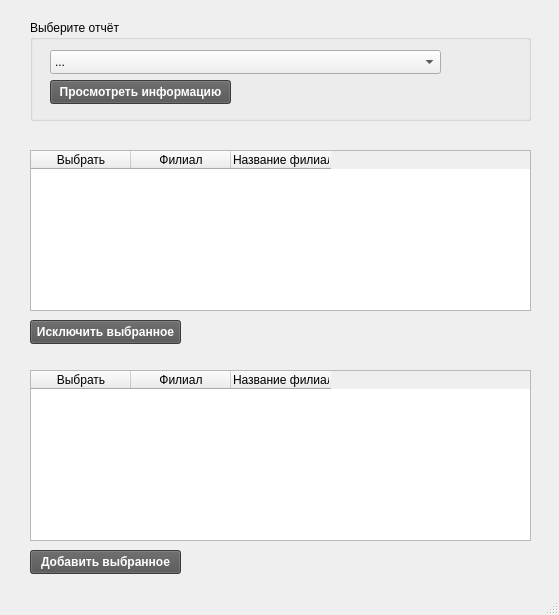
Before: the Qt Designer form src/gui/filial_cp.ui in vzubriichuk/Filials_control_panel, drawn with Qt 5.
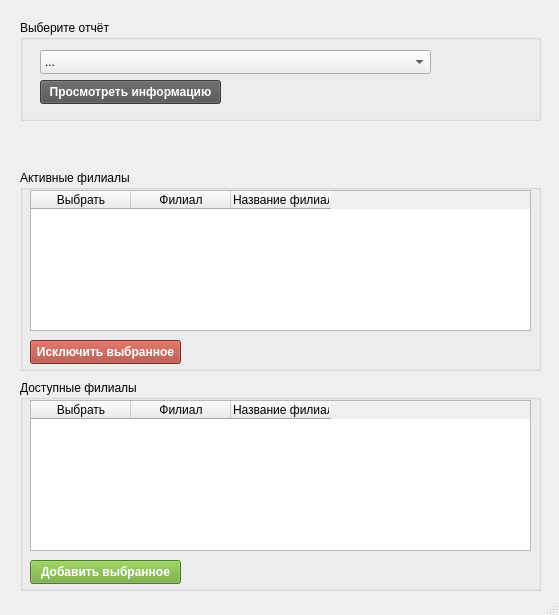
After: the same form once the commit is applied.

Commit message: Create functions for add and remove filials.

```diff
--- a/src/gui/filial_cp.ui
+++ b/src/gui/filial_cp.ui
@@ -14,113 +14,12 @@
    <string>Панель управления филиалами в отчетах</string>
   </property>
   <widget class="QWidget" name="centralwidget">
-   <widget class="QTableWidget" name="table_active_filials">
-    <property name="geometry">
-     <rect>
-      <x>30</x>
-      <y>150</y>
-      <width>501</width>
-      <height>161</height>
-     </rect>
-    </property>
-    <column>
-     <property name="text">
-      <string>Выбрать</string>
-     </property>
-    </column>
-    <column>
-     <property name="text">
-      <string>Филиал</string>
-     </property>
-    </column>
-    <column>
-     <property name="text">
-      <string>Название филиала</string>
-     </property>
-     <property name="font">
-      <font>
-       <weight>50</weight>
-       <bold>false</bold>
-       <strikeout>false</strikeout>
-      </font>
-     </property>
-     <property name="textAlignment">
-      <set>AlignLeading|AlignVCenter</set>
-     </property>
-    </column>
-   </widget>
-   <widget class="QTableWidget" name="table_all_filials">
-    <property name="geometry">
-     <rect>
-      <x>30</x>
-      <y>370</y>
-      <width>501</width>
-      <height>171</height>
-     </rect>
-    </property>
-    <column>
-     <property name="text">
-      <string>Выбрать</string>
-     </property>
-    </column>
-    <column>
-     <property name="text">
-      <string>Филиал</string>
-     </property>
-    </column>
-    <column>
-     <property name="text">
-      <string>Название филиала</string>
-     </property>
-     <property name="textAlignment">
-      <set>AlignLeading|AlignVCenter</set>
-     </property>
-    </column>
-   </widget>
-   <widget class="QPushButton" name="btn_remove">
-    <property name="geometry">
-     <rect>
-      <x>30</x>
-      <y>320</y>
-      <width>151</width>
-      <height>24</height>
-     </rect>
-    </property>
-    <property name="styleSheet">
-     <string notr="true">background-color:#525252;
-font-weight:bold;
-color:#FFFFFF;
-</string>
-    </property>
-    <property name="text">
-     <string>Исключить выбранное</string>
-    </property>
-   </widget>
-   <widget class="QPushButton" name="btn_add">
-    <property name="geometry">
-     <rect>
-      <x>30</x>
-      <y>550</y>
-      <width>151</width>
-      <height>24</height>
-     </rect>
-    </property>
-    <property name="styleSheet">
-     <string notr="true">background-color:#525252;
-font-weight:bold;
-color:#FFFFFF;
-</string>
-    </property>
-    <property name="text">
-     <string>Добавить выбранное</string>
-    </property>
-   </widget>
    <widget class="QGroupBox" name="groupBox">
     <property name="geometry">
      <rect>
-      <x>30</x>
+      <x>20</x>
       <y>20</y>
-      <width>501</width>
+      <width>521</width>
       <height>101</height>
      </rect>
     </property>
@@ -168,6 +67,145 @@
      </item>
     </widget>
    </widget>
+   <widget class="QGroupBox" name="groupBox_2">
+    <property name="geometry">
+     <rect>
+      <x>20</x>
+      <y>170</y>
+      <width>521</width>
+      <height>201</height>
+     </rect>
+    </property>
+    <property name="title">
+     <string>Активные филиалы</string>
+    </property>
+    <property name="flat">
+     <bool>false</bool>
+    </property>
+    <property name="checkable">
+     <bool>false</bool>
+    </property>
+    <widget class="QTableWidget" name="table_active_filials">
+     <property name="geometry">
+      <rect>
+       <x>10</x>
+       <y>20</y>
+       <width>501</width>
+       <height>141</height>
+      </rect>
+     </property>
+     <column>
+      <property name="text">
+       <string>Выбрать</string>
+      </property>
+     </column>
+     <column>
+      <property name="text">
+       <string>Филиал</string>
+      </property>
+     </column>
+     <column>
+      <property name="text">
+       <string>Название филиала</string>
+      </property>
+      <property name="font">
+       <font>
+        <weight>50</weight>
+        <bold>false</bold>
+        <strikeout>false</strikeout>
+       </font>
+      </property>
+      <property name="textAlignment">
+       <set>AlignLeading|AlignVCenter</set>
+      </property>
+     </column>
+    </widget>
+    <widget class="QPushButton" name="btn_remove">
+     <property name="geometry">
+      <rect>
+       <x>10</x>
+       <y>170</y>
+       <width>151</width>
+       <height>24</height>
+      </rect>
+     </property>
+     <property name="styleSheet">
+      <string notr="true">background-color:#a83e32;
+font-weight:bold;
+color:#FFFFFF;
+</string>
+     </property>
+     <property name="text">
+      <string>Исключить выбранное</string>
+     </property>
+    </widget>
+   </widget>
+   <widget class="QGroupBox" name="groupBox_3">
+    <property name="geometry">
+     <rect>
+      <x>20</x>
+      <y>380</y>
+      <width>521</width>
+      <height>211</height>
+     </rect>
+    </property>
+    <property name="title">
+     <string>Доступные филиалы</string>
+    </property>
+    <property name="flat">
+     <bool>false</bool>
+    </property>
+    <property name="checkable">
+     <bool>false</bool>
+    </property>
+    <widget class="QTableWidget" name="table_all_filials">
+     <property name="geometry">
+      <rect>
+       <x>10</x>
+       <y>20</y>
+       <width>501</width>
+       <height>151</height>
+      </rect>
+     </property>
+     <column>
+      <property name="text">
+       <string>Выбрать</string>
+      </property>
+     </column>
+     <column>
+      <property name="text">
+       <string>Филиал</string>
+      </property>
+     </column>
+     <column>
+      <property name="text">
+       <string>Название филиала</string>
+      </property>
+      <property name="textAlignment">
+       <set>AlignLeading|AlignVCenter</set>
+      </property>
+     </column>
+    </widget>
+    <widget class="QPushButton" name="btn_add">
+     <property name="geometry">
+      <rect>
+       <x>10</x>
+       <y>180</y>
+       <width>151</width>
+       <height>24</height>
+      </rect>
+     </property>
+     <property name="styleSheet">
+      <string notr="true">background-color:#6da832;
+font-weight:bold;
+color:#FFFFFF;
+</string>
+     </property>
+     <property name="text">
+      <string>Добавить выбранное</string>
+     </property>
+    </widget>
+   </widget>
   </widget>
   <widget class="QStatusBar" name="statusbar"/>
  </widget>
```
The commit also changes 4 other files.
